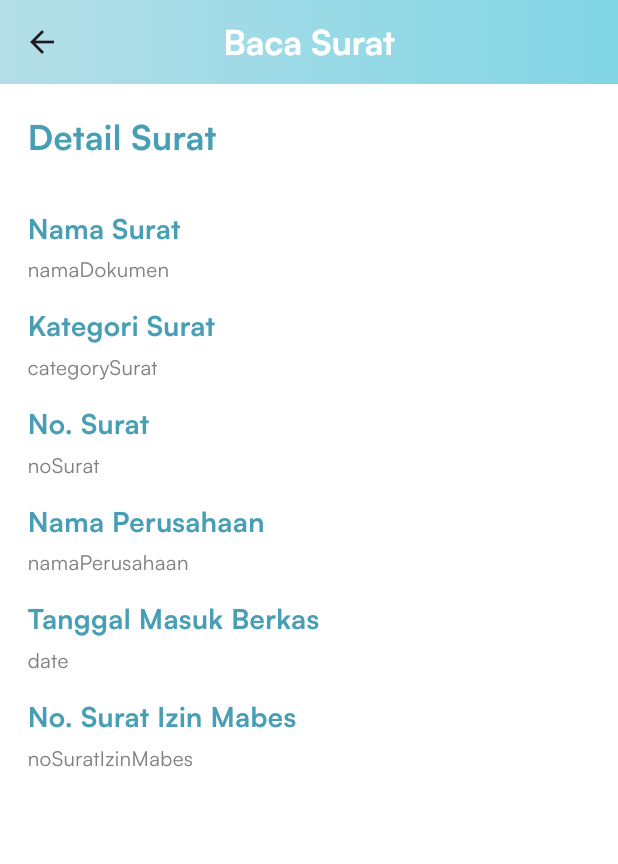
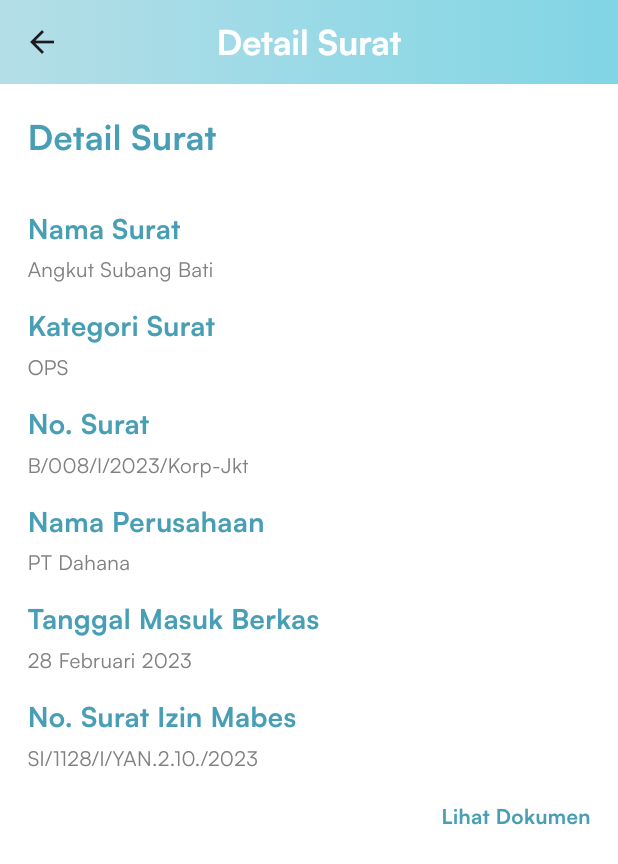
Before and after one commit to GGngodong/tracking-apps, a Flutter app: the DetailSuratPage screen opened directly, on a phone screen of 412 x 824 dp. Shown: the top 864 px of the screen. Run offline on Flutter 3.47's test engine with Material 3 defaults, Android fonts, the phone set to English and light mode, and no system bars; our stand-ins replace connectivity_plus, dropdown_button2, equatable, file_picker, flutter_screenutil, logger and 3 more; missing offline and left inert: syncfusion_flutter_pdfviewer; accounts and stored records are empty.

Commit message:
add detail pdf

```diff
--- a/lib/presentation/pages/detail/detail_surat.dart
+++ b/lib/presentation/pages/detail/detail_surat.dart
@@ -2,6 +2,7 @@ import 'package:flutter/material.dart';
 import 'package:flutter_screenutil/flutter_screenutil.dart';
 import 'package:tracking_apps/configs/theme/app_colors.dart';
 import 'package:tracking_apps/presentation/component/card_detail.dart';
+import 'package:tracking_apps/presentation/pages/detail/detailDokumen/detail_pdf.dart';
 
 class DetailSuratPage extends StatefulWidget {
   const DetailSuratPage({super.key});
@@ -23,7 +24,7 @@ class _DetailSuratPageState extends State<DetailSuratPage> {
 AppBar _appBar() {
   return AppBar(
     title: Text(
-      'Baca Surat',
+      'Detail Surat',
       style: TextStyle(
         fontSize: 20.sp,
         fontWeight: FontWeight.w700,
@@ -61,12 +62,37 @@ Widget _body(BuildContext context) {
         height: 10.h,
       ),
       CardDetailSurat(
-          date: 'date',
-          categorySurat: 'categorySurat',
-          noSurat: 'noSurat',
-          namaPerusahaan: 'namaPerusahaan',
-          namaDokumen: 'namaDokumen',
-          noSuratIzinMabes: 'noSuratIzinMabes'),
+        date: '28 Februari 2023',
+        categorySurat: 'OPS',
+        namaDokumen: 'Angkut Subang Bati',
+        namaPerusahaan: 'PT Dahana',
+        noSurat: 'B/008/I/2023/Korp-Jkt',
+        noSuratIzinMabes: 'SI/1128/I/YAN.2.10./2023',
+      ),
+      Row(
+        mainAxisAlignment: MainAxisAlignment.end,
+        children: [
+          Padding(
+            padding: EdgeInsets.symmetric(horizontal: 16.w),
+            child: GestureDetector(
+              onTap: () => Navigator.push(
+                context,
+                MaterialPageRoute(
+                  builder: (BuildContext context) => DetailPDFPage(),
+                ),
+              ),
+              child: Text(
+                'Lihat Dokumen',
+                style: TextStyle(
+                  fontSize: 12.sp,
+                  fontWeight: FontWeight.w700,
+                  color: AppColors.primary,
+                ),
+              ),
+            ),
+          ),
+        ],
+      ),
     ],
   );
 }
```
